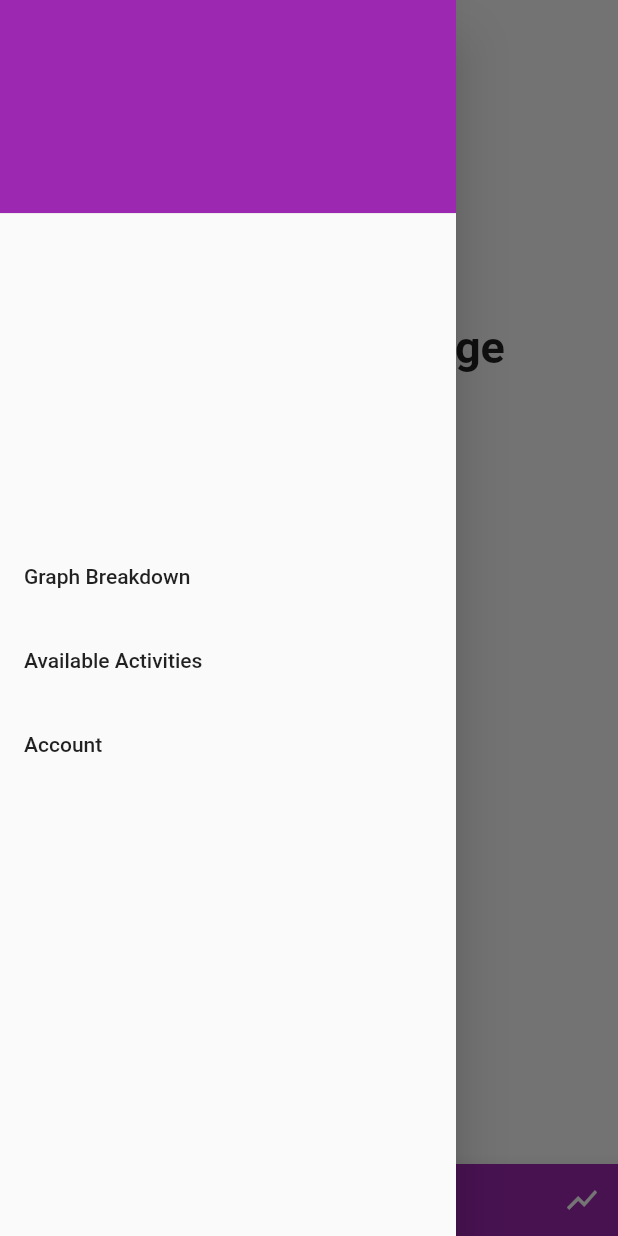
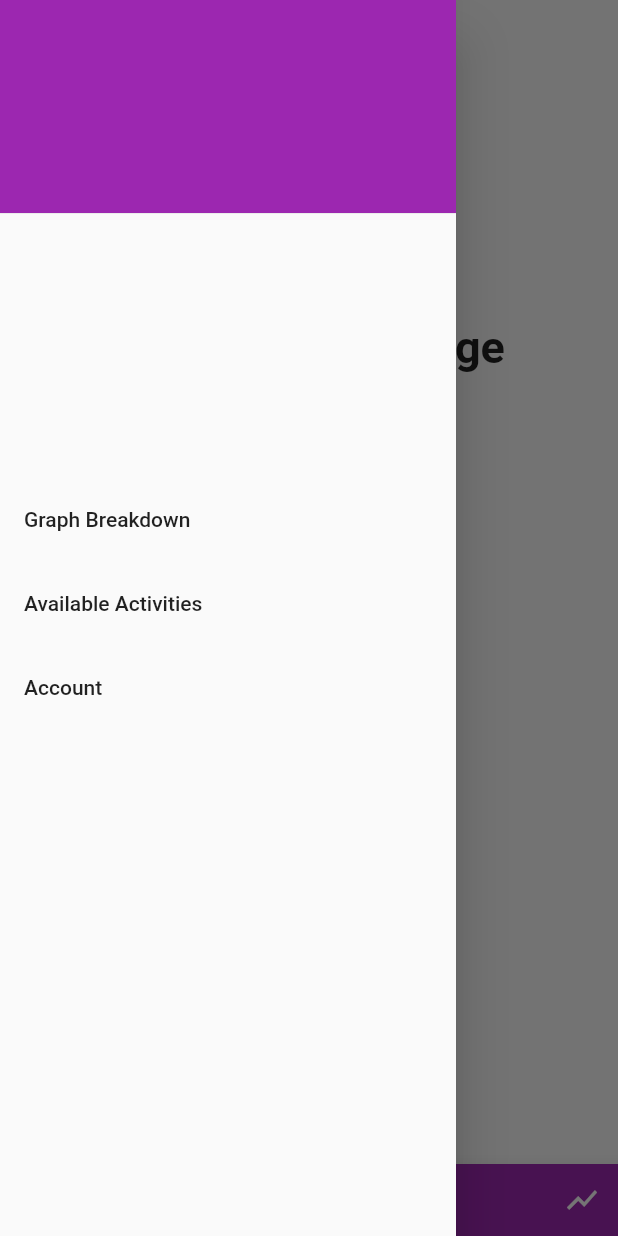
Before and after one commit to AethanFoot-University/StressApp, a Flutter app: the screen it shows after launch, with the side drawer open, on a phone screen of 412 x 824 dp. Run offline on Flutter 3.47's test engine with Material 2 defaults, Android fonts, the phone set to English and light mode, and no system bars.

Commit message:
Slight update

```diff
--- a/stress_app/lib/screens/app_drawer.dart
+++ b/stress_app/lib/screens/app_drawer.dart
@@ -32,7 +32,7 @@ class _SideDrawerState extends State<SideDrawer> {
               padding: EdgeInsets.zero,
               children: <Widget>[
                 Container(
-                  height: MediaQuery.of(context).size.height / 4,
+                  height: ((MediaQuery.of(context).size.height + 150) / 4) - 75,
                 ),
                 ListTile(
                   title: Text('Graph Breakdown'),
@@ -56,7 +56,7 @@ class _SideDrawerState extends State<SideDrawer> {
                   },
                 ),
                 Container(
-                  height: MediaQuery.of(context).size.height / 2,
+                  height: ((MediaQuery.of(context).size.height + 150) / 2) - 20,
                 ),
               ],
             ),
```
